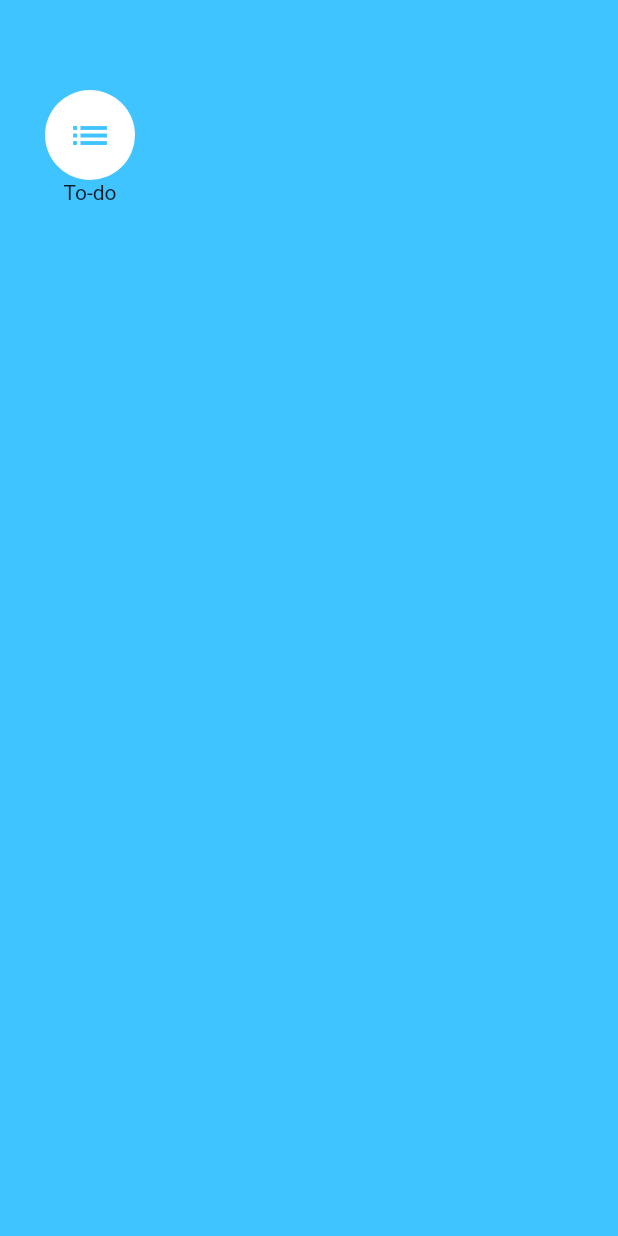
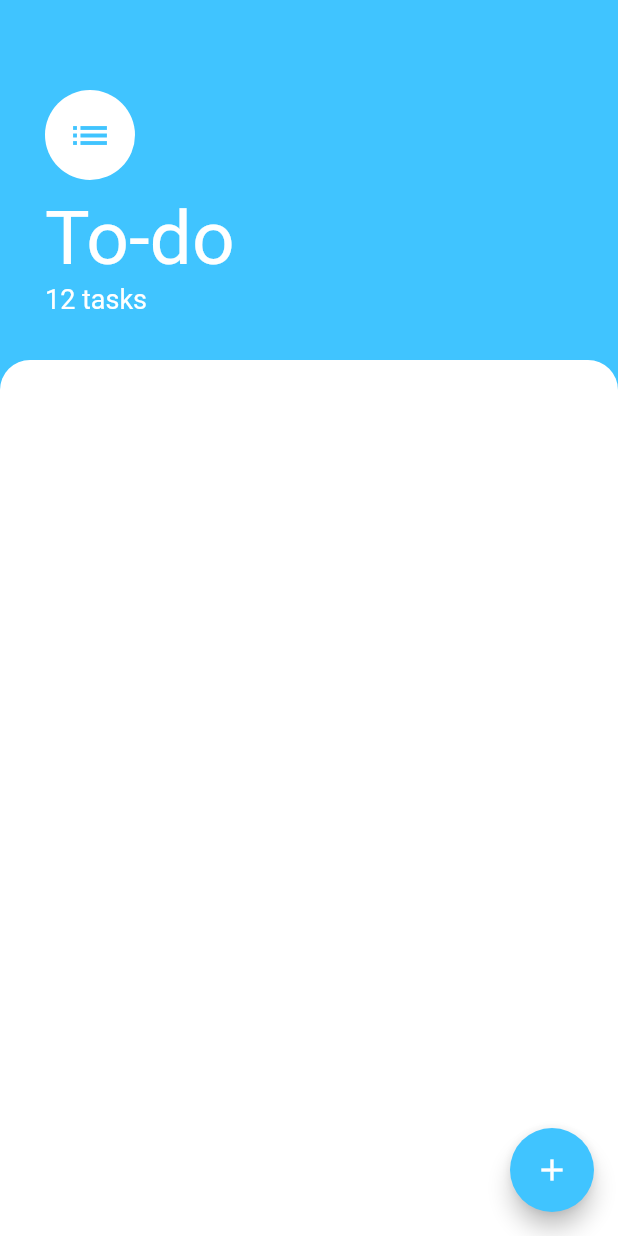
Before and after one commit to kaikrmen/ToDo, a Flutter app: the screen it shows after launch, on a phone screen of 412 x 824 dp. Run offline on Flutter 3.47's test engine with Material 2 defaults, Android fonts, the phone set to English and light mode, and no system bars.

Commit message:
first commit

```diff
--- a/lib/screens/tasks_screen.dart
+++ b/lib/screens/tasks_screen.dart
@@ -8,7 +8,18 @@ class TaskScreen extends StatelessWidget {
   Widget build(BuildContext context) {
     return Scaffold(
       backgroundColor: Colors.lightBlueAccent,
-      body: Container(
+      floatingActionButton: FloatingActionButton(onPressed: (){
+
+      },
+        backgroundColor: Colors.lightBlueAccent,
+        child: Icon(
+          Icons.add
+        ),
+      ),
+      body: Column(
+        crossAxisAlignment: CrossAxisAlignment.start,
+        children: [
+          Container(
             padding: EdgeInsets.only(
               top: 60.0,
               left: 30.0,
@@ -16,6 +27,7 @@ class TaskScreen extends StatelessWidget {
               bottom: 30.0
             ),
             child: Column(
+              crossAxisAlignment: CrossAxisAlignment.start,
               children: [
                 CircleAvatar(
                     child: Icon(
@@ -26,12 +38,39 @@ class TaskScreen extends StatelessWidget {
                   backgroundColor: Colors.white,
                   radius: 30.0,
                 ),
+                SizedBox(
+                  height: 10.0,
+                ),
                 Text(
-              'To-do'
+                  'To-do',
+                  style: TextStyle(
+                    color:  Colors.white,
+                      fontSize: 50.0,
                   ),
+                ),
+                Text(
+                    '12 tasks',
+                    style: TextStyle(
+                      color: Colors.white,
+                      fontSize: 18.0
+                    ),
+                ),
+              ],
 
+            ),
+          ),
+          Expanded(
+            child: Container(
+              decoration: BoxDecoration(
+                  color: Colors.white,
+                  borderRadius: BorderRadius.only(
+                      topLeft: Radius.circular(20.0),
+                      topRight: Radius.circular(20.0)
+                  )
+              ),
+            ),
+          )
         ],
-        ),
       ),
     );
   }
```
Also changed, not shown: 1 other file. Lines whose indentation alone changed are shown as unchanged.
